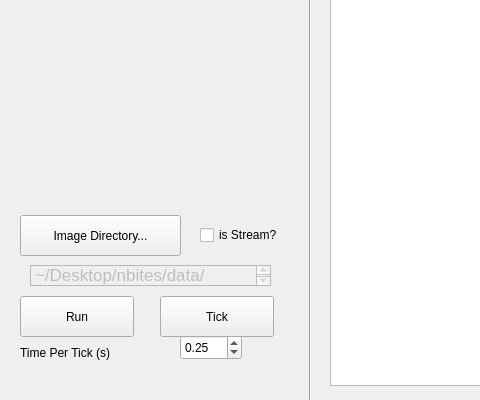
Before: the Qt Designer form gui/qTrace/cortexviewer.ui in gnmerritt/multiTrace-features, drawn with Qt 5; both pictures show x 0 to 480 and y 85 to 485 of the 867 by 485 pixel window.
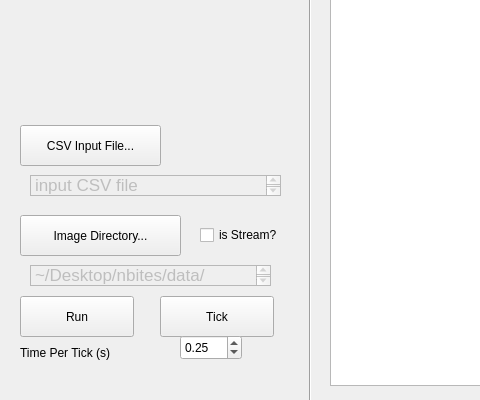
After: the same form once the commit is applied.

```diff
--- a/gui/qTrace/cortexviewer.ui
+++ b/gui/qTrace/cortexviewer.ui
@@ -143,6 +143,39 @@
 &lt;p style=&quot; margin-top:0px; margin-bottom:0px; margin-left:0px; margin-right:0px; -qt-block-indent:0; text-indent:0px;&quot;&gt;~/Desktop/nbites/data/frames/&lt;/p&gt;&lt;/body&gt;&lt;/html&gt;</string>
    </property>
   </widget>
+  <widget class="QTextBrowser" name="textBrowser_2">
+   <property name="enabled">
+    <bool>false</bool>
+   </property>
+   <property name="geometry">
+    <rect>
+     <x>30</x>
+     <y>260</y>
+     <width>251</width>
+     <height>21</height>
+    </rect>
+   </property>
+   <property name="html">
+    <string>&lt;!DOCTYPE HTML PUBLIC &quot;-//W3C//DTD HTML 4.0//EN&quot; &quot;http://www.w3.org/TR/REC-html40/strict.dtd&quot;&gt;
+&lt;html&gt;&lt;head&gt;&lt;meta name=&quot;qrichtext&quot; content=&quot;1&quot; /&gt;&lt;style type=&quot;text/css&quot;&gt;
+p, li { white-space: pre-wrap; }
+&lt;/style&gt;&lt;/head&gt;&lt;body style=&quot; font-family:'Lucida Grande'; font-size:13pt; font-weight:400; font-style:normal;&quot;&gt;
+&lt;p style=&quot; margin-top:0px; margin-bottom:0px; margin-left:0px; margin-right:0px; -qt-block-indent:0; text-indent:0px;&quot;&gt;input CSV file&lt;/p&gt;&lt;/body&gt;&lt;/html&gt;</string>
+   </property>
+  </widget>
+  <widget class="QPushButton" name="pushButton_2">
+   <property name="geometry">
+    <rect>
+     <x>20</x>
+     <y>210</y>
+     <width>141</width>
+     <height>41</height>
+    </rect>
+   </property>
+   <property name="text">
+    <string>CSV Input File...</string>
+   </property>
+  </widget>
  </widget>
  <resources/>
  <connections/>
```
